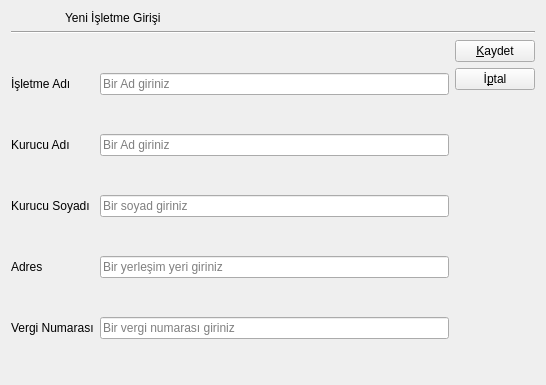
This is Formlar/VeriFormlari/isletmeverigirisformu.ui in emirkyz/OtobusBilgiSistemi as Qt 5 draws it before an edit. The edited form follows.
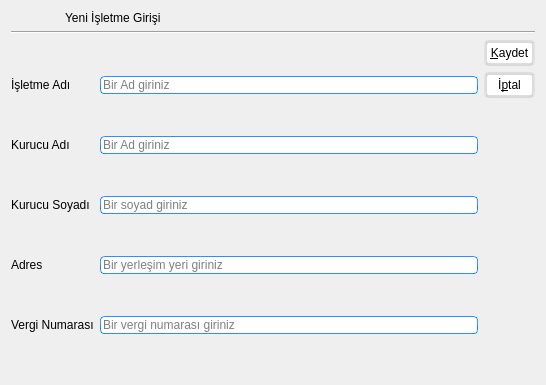
This is the edited form. Icons and pictures are not drawn.

Diff of the .ui file:
```diff
--- a/Formlar/VeriFormlari/isletmeverigirisformu.ui
+++ b/Formlar/VeriFormlari/isletmeverigirisformu.ui
@@ -46,10 +46,568 @@
 	font: 12pt &quot;Roboto&quot;;
 }
 
+QLineEdit {
+	font: 12pt &quot;Roboto&quot;;
+}
+QSpinBox {
+	font: 12pt &quot;Roboto&quot;;
+}
+
 QPlainTextEdit {
 	font: 12pt &quot;Roboto&quot;;
 }
-</string>
+QMainWindow {
+	background-color:#ececec;
+}
+QTextEdit {
+	border-width: 1px;
+	border-style: solid;
+	border-color: qlineargradient(spread:pad, x1:0.5, y1:1, x2:0.5, y2:0, stop:0 rgba(0, 113, 255, 255), stop:1 rgba(91, 171, 252, 255));
+}
+QPlainTextEdit {
+	border-width: 1px;
+	border-style: solid;
+	border-color: qlineargradient(spread:pad, x1:0.5, y1:1, x2:0.5, y2:0, stop:0 rgba(0, 113, 255, 255), stop:1 rgba(91, 171, 252, 255));
+}
+QToolButton {
+	border-style: solid;
+	border-top-color: qlineargradient(spread:pad, x1:0.5, y1:1, x2:0.5, y2:0, stop:0 rgb(215, 215, 215), stop:1 rgb(222, 222, 222));
+	border-right-color: qlineargradient(spread:pad, x1:0, y1:0.5, x2:1, y2:0.5, stop:0 rgb(217, 217, 217), stop:1 rgb(227, 227, 227));
+	border-left-color: qlineargradient(spread:pad, x1:0, y1:0.5, x2:1, y2:0.5, stop:0 rgb(227, 227, 227), stop:1 rgb(217, 217, 217));
+	border-bottom-color: qlineargradient(spread:pad, x1:0.5, y1:1, x2:0.5, y2:0, stop:0 rgb(215, 215, 215), stop:1 rgb(222, 222, 222));
+	border-width: 1px;
+	border-radius: 5px;
+	color: rgb(0,0,0);
+	padding: 2px;
+	background-color: rgb(170,170,170);
+}
+QToolButton:hover{
+	border-style: solid;
+	border-top-color: qlineargradient(spread:pad, x1:0.5, y1:1, x2:0.5, y2:0, stop:0 rgb(195, 195, 195), stop:1 rgb(222, 222, 222));
+	border-right-color: qlineargradient(spread:pad, x1:0, y1:0.5, x2:1, y2:0.5, stop:0 rgb(197, 197, 197), stop:1 rgb(227, 227, 227));
+	border-left-color: qlineargradient(spread:pad, x1:0, y1:0.5, x2:1, y2:0.5, stop:0 rgb(227, 227, 227), stop:1 rgb(197, 197, 197));
+	border-bottom-color: qlineargradient(spread:pad, x1:0.5, y1:1, x2:0.5, y2:0, stop:0 rgb(195, 195, 195), stop:1 rgb(222, 222, 222));
+	border-width: 1px;
+	border-radius: 5px;
+	color: rgb(0,0,0);
+	padding: 2px;
+	background-color: rgb(255,255,255);
+}
+QToolButton:pressed{
+	border-style: solid;
+	border-top-color: qlineargradient(spread:pad, x1:0.5, y1:1, x2:0.5, y2:0, stop:0 rgb(215, 215, 215), stop:1 rgb(222, 222, 222));
+	border-right-color: qlineargradient(spread:pad, x1:0, y1:0.5, x2:1, y2:0.5, stop:0 rgb(217, 217, 217), stop:1 rgb(227, 227, 227));
+	border-left-color: qlineargradient(spread:pad, x1:0, y1:0.5, x2:1, y2:0.5, stop:0 rgb(227, 227, 227), stop:1 rgb(217, 217, 217));
+	border-bottom-color: qlineargradient(spread:pad, x1:0.5, y1:1, x2:0.5, y2:0, stop:0 rgb(215, 215, 215), stop:1 rgb(222, 222, 222));
+	border-width: 1px;
+	border-radius: 5px;
+	color: rgb(0,0,0);
+	padding: 2px;
+	background-color: rgb(142,142,142);
+}
+QPushButton{
+	border-style: solid;
+	border-top-color: qlineargradient(spread:pad, x1:0.5, y1:1, x2:0.5, y2:0, stop:0 rgb(215, 215, 215), stop:1 rgb(222, 222, 222));
+	border-right-color: qlineargradient(spread:pad, x1:0, y1:0.5, x2:1, y2:0.5, stop:0 rgb(217, 217, 217), stop:1 rgb(227, 227, 227));
+	border-left-color: qlineargradient(spread:pad, x1:0, y1:0.5, x2:1, y2:0.5, stop:0 rgb(227, 227, 227), stop:1 rgb(217, 217, 217));
+	border-bottom-color: qlineargradient(spread:pad, x1:0.5, y1:1, x2:0.5, y2:0, stop:0 rgb(215, 215, 215), stop:1 rgb(222, 222, 222));
+	border-width: 3px;
+	border-radius: 5px;
+	color: rgb(0,0,0);
+	padding: 3px;
+	background-color: rgb(255,255,255);
+}
+QPushButton::default{
+	border-style: solid;
+	border-top-color: qlineargradient(spread:pad, x1:0.5, y1:1, x2:0.5, y2:0, stop:0 rgb(215, 215, 215), stop:1 rgb(222, 222, 222));
+	border-right-color: qlineargradient(spread:pad, x1:0, y1:0.5, x2:1, y2:0.5, stop:0 rgb(217, 217, 217), stop:1 rgb(227, 227, 227));
+	border-left-color: qlineargradient(spread:pad, x1:0, y1:0.5, x2:1, y2:0.5, stop:0 rgb(227, 227, 227), stop:1 rgb(217, 217, 217));
+	border-bottom-color: qlineargradient(spread:pad, x1:0.5, y1:1, x2:0.5, y2:0, stop:0 rgb(215, 215, 215), stop:1 rgb(222, 222, 222));
+	border-width: 3px;
+	border-radius: 5px;
+	color: rgb(0,0,0);
+	padding: 3px;
+	background-color: rgb(255,255,255);
+}
+QPushButton:hover{
+	border-style: solid;
+	border-top-color: qlineargradient(spread:pad, x1:0.5, y1:1, x2:0.5, y2:0, stop:0 rgb(195, 195, 195), stop:1 rgb(222, 222, 222));
+	border-right-color: qlineargradient(spread:pad, x1:0, y1:0.5, x2:1, y2:0.5, stop:0 rgb(197, 197, 197), stop:1 rgb(227, 227, 227));
+	border-left-color: qlineargradient(spread:pad, x1:0, y1:0.5, x2:1, y2:0.5, stop:0 rgb(227, 227, 227), stop:1 rgb(197, 197, 197));
+	border-bottom-color: qlineargradient(spread:pad, x1:0.5, y1:1, x2:0.5, y2:0, stop:0 rgb(195, 195, 195), stop:1 rgb(222, 222, 222));
+	border-width: 1px;
+	border-radius: 5px;
+	color: rgb(0,0,0);
+	padding: 2px;
+	background-color: rgb(255,255,255);
+}
+QPushButton:pressed{
+	border-style: solid;
+	border-top-color: qlineargradient(spread:pad, x1:0.5, y1:1, x2:0.5, y2:0, stop:0 rgb(215, 215, 215), stop:1 rgb(222, 222, 222));
+	border-right-color: qlineargradient(spread:pad, x1:0, y1:0.5, x2:1, y2:0.5, stop:0 rgb(217, 217, 217), stop:1 rgb(227, 227, 227));
+	border-left-color: qlineargradient(spread:pad, x1:0, y1:0.5, x2:1, y2:0.5, stop:0 rgb(227, 227, 227), stop:1 rgb(217, 217, 217));
+	border-bottom-color: qlineargradient(spread:pad, x1:0.5, y1:1, x2:0.5, y2:0, stop:0 rgb(215, 215, 215), stop:1 rgb(222, 222, 222));
+	border-width: 1px;
+	border-radius: 5px;
+	color: rgb(0,0,0);
+	padding: 2px;
+	background-color: rgb(142,142,142);
+}
+QPushButton:disabled{
+	border-style: solid;
+	border-top-color: qlineargradient(spread:pad, x1:0.5, y1:1, x2:0.5, y2:0, stop:0 rgb(215, 215, 215), stop:1 rgb(222, 222, 222));
+	border-right-color: qlineargradient(spread:pad, x1:0, y1:0.5, x2:1, y2:0.5, stop:0 rgb(217, 217, 217), stop:1 rgb(227, 227, 227));
+	border-left-color: qlineargradient(spread:pad, x1:0, y1:0.5, x2:1, y2:0.5, stop:0 rgb(227, 227, 227), stop:1 rgb(217, 217, 217));
+	border-bottom-color: qlineargradient(spread:pad, x1:0.5, y1:1, x2:0.5, y2:0, stop:0 rgb(215, 215, 215), stop:1 rgb(222, 222, 222));
+	border-width: 1px;
+	border-radius: 5px;
+	color: #808086;
+	padding: 2px;
+	background-color: rgb(142,142,142);
+}
+QLineEdit {
+	border-width: 1px; border-radius: 4px;
+	border-style: solid;
+	border-color: qlineargradient(spread:pad, x1:0.5, y1:1, x2:0.5, y2:0, stop:0 rgba(0, 113, 255, 255), stop:1 rgba(91, 171, 252, 255));
+}
+QLabel {
+	color: #000000;
+}
+QLCDNumber {
+	color: rgb(0, 113, 255, 255);
+}
+QProgressBar {
+	text-align: center;
+	color: rgb(240, 240, 240);
+	border-width: 1px; 
+	border-radius: 10px;
+	border-color: rgb(230, 230, 230);
+	
+	background-color:rgb(207,207,207);
+}
+QProgressBar::chunk {
+	background-color: qlineargradient(spread:pad, x1:0.5, y1:1, x2:0.5, y2:0, stop:0 rgba(49, 147, 250, 255), stop:1 rgba(34, 142, 255, 255));
+	border-radius: 10px;
+}
+QMenuBar {
+	background-color: qlineargradient(spread:pad, x1:0.5, y1:1, x2:0.5, y2:0, stop:0 rgba(207, 209, 207, 255), stop:1 rgba(230, 229, 230, 255));
+}
+QMenuBar::item {
+	color: #000000;
+  	spacing: 3px;
+  	padding: 1px 4px;
+	
+}
+
+QMenuBar::item:selected {
+  	background-color: qlineargradient(spread:pad, x1:0.5, y1:1, x2:0.5, y2:0, stop:0 rgba(0, 113, 255, 255), stop:1 rgba(91, 171, 252, 255));
+	color: #FFFFFF;
+}
+QMenu::item:selected {
+	border-style: solid;
+	border-top-color: transparent;
+	border-right-color: transparent;
+	border-left-color: qlineargradient(spread:pad, x1:0.5, y1:1, x2:0.5, y2:0, stop:0 rgba(0, 113, 255, 255), stop:1 rgba(91, 171, 252, 255));
+	border-bottom-color: transparent;
+	border-left-width: 2px;
+	color: #000000;
+	padding-left:15px;
+	padding-top:4px;
+	padding-bottom:4px;
+	padding-right:7px;
+}
+QMenu::item {
+	border-style: solid;
+	border-top-color: transparent;
+	border-right-color: transparent;
+	border-left-color: transparent;
+	border-bottom-color: transparent;
+	border-bottom-width: 1px;
+	color: #000000;
+	padding-left:17px;
+	padding-top:4px;
+	padding-bottom:4px;
+	padding-right:7px;
+}
+QTabWidget {
+	color:rgb(0,0,0);
+	background-color:#000000;
+}
+QTabWidget::pane {
+		border-color: rgb(223,223,223);
+		background-color:rgb(226,226,226);
+		border-style: solid;
+		border-width: 2px;
+    	border-radius: 6px;
+}
+QTabBar::tab:first {
+	border-style: solid;
+	border-left-width:1px;
+	border-right-width:0px;
+	border-top-width:1px;
+	border-bottom-width:1px;
+	border-top-color: rgb(209,209,209);
+	border-left-color: qlineargradient(spread:pad, x1:0.5, y1:1, x2:0.5, y2:0, stop:0 rgba(209, 209, 209, 209), stop:1 rgba(229, 229, 229, 229));
+	border-bottom-color: rgb(229,229,229);
+	border-top-left-radius: 4px;
+	border-bottom-left-radius: 4px;
+	color: #000000;
+	padding: 3px;
+	margin-left:0px;
+	background-color: qlineargradient(spread:pad, x1:0.5, y1:1, x2:0.5, y2:0, stop:0 rgba(247, 247, 247, 255), stop:1 rgba(255, 255, 255, 255));
+}
+QTabBar::tab:last {
+	border-style: solid;
+	border-width:1px;
+	border-top-color: rgb(209,209,209);
+	border-left-color: qlineargradient(spread:pad, x1:0.5, y1:1, x2:0.5, y2:0, stop:0 rgba(209, 209, 209, 209), stop:1 rgba(229, 229, 229, 229));
+	border-right-color: qlineargradient(spread:pad, x1:0.5, y1:1, x2:0.5, y2:0, stop:0 rgba(209, 209, 209, 209), stop:1 rgba(229, 229, 229, 229));
+	border-bottom-color: rgb(229,229,229);
+	border-top-right-radius: 4px;
+	border-bottom-right-radius: 4px;
+	color: #000000;
+	padding: 3px;
+	margin-left:0px;
+	background-color: qlineargradient(spread:pad, x1:0.5, y1:1, x2:0.5, y2:0, stop:0 rgba(247, 247, 247, 255), stop:1 rgba(255, 255, 255, 255));
+}
+QTabBar::tab {
+	border-style: solid;
+	border-top-width:1px;
+	border-bottom-width:1px;
+	border-left-width:1px;
+	border-top-color: rgb(209,209,209);
+	border-left-color: qlineargradient(spread:pad, x1:0.5, y1:1, x2:0.5, y2:0, stop:0 rgba(209, 209, 209, 209), stop:1 rgba(229, 229, 229, 229));
+	border-bottom-color: rgb(229,229,229);
+	color: #000000;
+	padding: 3px;
+	margin-left:0px;
+	background-color: qlineargradient(spread:pad, x1:0.5, y1:1, x2:0.5, y2:0, stop:0 rgba(247, 247, 247, 255), stop:1 rgba(255, 255, 255, 255));
+}
+QTabBar::tab:selected, QTabBar::tab:last:selected, QTabBar::tab:hover {
+  	border-style: solid;
+  	border-left-width:1px;
+	border-right-color: transparent;
+	border-top-color: rgb(209,209,209);
+	border-left-color: qlineargradient(spread:pad, x1:0.5, y1:1, x2:0.5, y2:0, stop:0 rgba(209, 209, 209, 209), stop:1 rgba(229, 229, 229, 229));
+	border-bottom-color: rgb(229,229,229);
+	color: #FFFFFF;
+	padding: 3px;
+	margin-left:0px;
+	background-color: qlineargradient(spread:pad, x1:0.5, y1:1, x2:0.5, y2:0, stop:0 rgba(0, 113, 255, 255), stop:1 rgba(91, 171, 252, 255));
+}
+
+QTabBar::tab:selected, QTabBar::tab:first:selected, QTabBar::tab:hover {
+  	border-style: solid;
+  	border-left-width:1px;
+  	border-bottom-width:1px;
+  	border-top-width:1px;
+	border-right-color: transparent;
+	border-top-color: rgb(209,209,209);
+	border-left-color: qlineargradient(spread:pad, x1:0.5, y1:1, x2:0.5, y2:0, stop:0 rgba(209, 209, 209, 209), stop:1 rgba(229, 229, 229, 229));
+	border-bottom-color: rgb(229,229,229);
+	color: #FFFFFF;
+	padding: 3px;
+	margin-left:0px;
+	background-color: qlineargradient(spread:pad, x1:0.5, y1:1, x2:0.5, y2:0, stop:0 rgba(0, 113, 255, 255), stop:1 rgba(91, 171, 252, 255));
+}
+
+QCheckBox {
+	color: #000000;
+	padding: 2px;
+}
+QCheckBox:disabled {
+	color: #808086;
+	padding: 2px;
+}
+
+QCheckBox:hover {
+	border-radius:4px;
+	border-style:solid;
+	padding-left: 1px;
+	padding-right: 1px;
+	padding-bottom: 1px;
+	padding-top: 1px;
+	border-width:1px;
+	border-color: transparent;
+}
+QCheckBox::indicator:checked {
+
+	height: 10px;
+	width: 10px;
+	border-style:solid;
+	border-width: 1px;
+	border-color: qlineargradient(spread:pad, x1:0.5, y1:1, x2:0.5, y2:0, stop:0 rgba(0, 113, 255, 255), stop:1 rgba(91, 171, 252, 255));
+	color: #000000;
+	background-color: qlineargradient(spread:pad, x1:0.5, y1:1, x2:0.5, y2:0, stop:0 rgba(0, 113, 255, 255), stop:1 rgba(91, 171, 252, 255));
+}
+QCheckBox::indicator:unchecked {
+
+	height: 10px;
+	width: 10px;
+	border-style:solid;
+	border-width: 1px;
+	border-color: qlineargradient(spread:pad, x1:0.5, y1:1, x2:0.5, y2:0, stop:0 rgba(0, 113, 255, 255), stop:1 rgba(91, 171, 252, 255));
+	color: #000000;
+}
+QRadioButton {
+	color: 000000;
+	padding: 1px;
+}
+QRadioButton::indicator:checked {
+	height: 10px;
+	width: 10px;
+	border-style:solid;
+	border-radius:5px;
+	border-width: 1px;
+	border-color: qlineargradient(spread:pad, x1:0.5, y1:1, x2:0.5, y2:0, stop:0 rgba(0, 113, 255, 255), stop:1 rgba(91, 171, 252, 255));
+	color: #a9b7c6;
+	background-color: qlineargradient(spread:pad, x1:0.5, y1:1, x2:0.5, y2:0, stop:0 rgba(0, 113, 255, 255), stop:1 rgba(91, 171, 252, 255));
+}
+QRadioButton::indicator:!checked {
+	height: 10px;
+	width: 10px;
+	border-style:solid;
+	border-radius:5px;
+	border-width: 1px;
+	border-color: qlineargradient(spread:pad, x1:0.5, y1:1, x2:0.5, y2:0, stop:0 rgba(0, 113, 255, 255), stop:1 rgba(91, 171, 252, 255));
+	color: #a9b7c6;
+	background-color: transparent;
+}
+QStatusBar {
+	color:#027f7f;
+}
+QSpinBox {
+	border-style: solid;
+	border-width: 1px;
+	border-color: qlineargradient(spread:pad, x1:0.5, y1:1, x2:0.5, y2:0, stop:0 rgba(0, 113, 255, 255), stop:1 rgba(91, 171, 252, 255));
+}
+QDoubleSpinBox {
+	border-style: solid;
+	border-width: 1px;
+	border-color: qlineargradient(spread:pad, x1:0.5, y1:1, x2:0.5, y2:0, stop:0 rgba(0, 113, 255, 255), stop:1 rgba(91, 171, 252, 255));
+}
+QTimeEdit {
+	border-style: solid;
+	border-width: 1px;
+	border-color: qlineargradient(spread:pad, x1:0.5, y1:1, x2:0.5, y2:0, stop:0 rgba(0, 113, 255, 255), stop:1 rgba(91, 171, 252, 255));
+}
+QDateTimeEdit {
+	border-style: solid;
+	border-width: 1px;
+	border-color: qlineargradient(spread:pad, x1:0.5, y1:1, x2:0.5, y2:0, stop:0 rgba(0, 113, 255, 255), stop:1 rgba(91, 171, 252, 255));
+}
+QDateEdit {
+	border-style: solid;
+	border-width: 1px;
+	border-color: qlineargradient(spread:pad, x1:0.5, y1:1, x2:0.5, y2:0, stop:0 rgba(0, 113, 255, 255), stop:1 rgba(91, 171, 252, 255));
+}
+
+QToolBox {
+	color: #a9b7c6;
+	background-color:#000000;
+}
+QToolBox::tab {
+	color: #a9b7c6;
+	background-color:#000000;
+}
+QToolBox::tab:selected {
+	color: #FFFFFF;
+	background-color:#000000;
+}
+QScrollArea {
+	color: #FFFFFF;
+	background-color:#000000;
+}
+QSlider::groove:horizontal {
+	height: 5px;
+	background-color: qlineargradient(spread:pad, x1:0.5, y1:1, x2:0.5, y2:0, stop:0 rgba(49, 147, 250, 255), stop:1 rgba(34, 142, 255, 255));
+}
+QSlider::groove:vertical {
+	width: 5px;
+	background-color: qlineargradient(spread:pad, x1:0.5, y1:1, x2:0.5, y2:0, stop:0 rgba(49, 147, 250, 255), stop:1 rgba(34, 142, 255, 255));
+}
+QSlider::handle:horizontal {
+	background: rgb(253,253,253);
+	border-style: solid;
+	border-width: 1px;
+	border-color: rgb(207,207,207);
+	width: 12px;
+	margin: -5px 0;
+	border-radius: 7px;
+}
+QSlider::handle:vertical {
+	background: rgb(253,253,253);
+	border-style: solid;
+	border-width: 1px;
+	border-color: rgb(207,207,207);
+	height: 12px;
+	margin: 0 -5px;
+	border-radius: 7px;
+}
+QSlider::add-page:horizontal {
+    background: rgb(181,181,181);
+}
+QSlider::add-page:vertical {
+    background: rgb(181,181,181);
+}
+QSlider::sub-page:horizontal {
+    background-color: qlineargradient(spread:pad, x1:0.5, y1:1, x2:0.5, y2:0, stop:0 rgba(49, 147, 250, 255), stop:1 rgba(34, 142, 255, 255));
+}
+QSlider::sub-page:vertical {
+    background-color: qlineargradient(spread:pad, y1:0.5, x1:1, y2:0.5, x2:0, stop:0 rgba(49, 147, 250, 255), stop:1 rgba(34, 142, 255, 255));
+}
+QScrollBar:horizontal {
+	max-height: 20px;
+	border: 1px transparent grey;
+	margin: 0px 20px 0px 20px;
+}
+QScrollBar:vertical {
+	max-width: 20px;
+	border: 1px transparent grey;
+	margin: 20px 0px 20px 0px;
+}
+QScrollBar::handle:horizontal {
+	background: rgb(253,253,253);
+	border-style: solid;
+	border-width: 1px;
+	border-color: rgb(207,207,207);
+	border-radius: 7px;
+	min-width: 25px;
+}
+QScrollBar::handle:horizontal:hover {
+	background: rgb(253,253,253);
+	border-style: solid;
+	border-width: 1px;
+	border-color: rgb(147, 200, 200);
+	border-radius: 7px;
+	min-width: 25px;
+}
+QScrollBar::handle:vertical {
+	background: rgb(253,253,253);
+	border-style: solid;
+	border-width: 1px;
+	border-color: rgb(207,207,207);
+	border-radius: 7px;
+	min-height: 25px;
+}
+QScrollBar::handle:vertical:hover {
+	background: rgb(253,253,253);
+	border-style: solid;
+	border-width: 1px;
+	border-color: rgb(147, 200, 200);
+	border-radius: 7px;
+	min-height: 25px;
+}
+QScrollBar::add-line:horizontal {
+   border: 2px transparent grey;
+   border-top-right-radius: 7px;
+   border-bottom-right-radius: 7px;
+   background: rgba(34, 142, 255, 255);
+   width: 20px;
+   subcontrol-position: right;
+   subcontrol-origin: margin;
+}
+QScrollBar::add-line:horizontal:pressed {
+   border: 2px transparent grey;
+   border-top-right-radius: 7px;
+   border-bottom-right-radius: 7px;
+   background: rgb(181,181,181);
+   width: 20px;
+   subcontrol-position: right;
+   subcontrol-origin: margin;
+}
+QScrollBar::add-line:vertical {
+   border: 2px transparent grey;
+   border-bottom-left-radius: 7px;
+   border-bottom-right-radius: 7px;
+   background: rgba(34, 142, 255, 255);
+   height: 20px;
+   subcontrol-position: bottom;
+   subcontrol-origin: margin;
+}
+QScrollBar::add-line:vertical:pressed {
+   border: 2px transparent grey;
+   border-bottom-left-radius: 7px;
+   border-bottom-right-radius: 7px;
+   background: rgb(181,181,181);
+   height: 20px;
+   subcontrol-position: bottom;
+   subcontrol-origin: margin;
+}
+QScrollBar::sub-line:horizontal {
+   border: 2px transparent grey;
+   border-top-left-radius: 7px;
+   border-bottom-left-radius: 7px;
+   background: rgba(34, 142, 255, 255);
+   width: 20px;
+   subcontrol-position: left;
+   subcontrol-origin: margin;
+}
+QScrollBar::sub-line:horizontal:pressed {
+   border: 2px transparent grey;
+   border-top-left-radius: 7px;
+   border-bottom-left-radius: 7px;
+   background: rgb(181,181,181);
+   width: 20px;
+   subcontrol-position: left;
+   subcontrol-origin: margin;
+}
+QScrollBar::sub-line:vertical {
+   border: 2px transparent grey;
+   border-top-left-radius: 7px;
+   border-top-right-radius: 7px;
+   background: rgba(34, 142, 255, 255);
+   height: 20px;
+   subcontrol-position: top;
+   subcontrol-origin: margin;
+}
+QScrollBar::sub-line:vertical:pressed {
+   border: 2px transparent grey;
+   border-top-left-radius: 7px;
+   border-top-right-radius: 7px;
+   background: rgb(181,181,181);
+   height: 20px;
+   subcontrol-position: top;
+   subcontrol-origin: margin;
+}
+QScrollBar::left-arrow:horizontal {
+   border: 1px transparent grey;
+   border-top-left-radius: 3px;
+   border-bottom-left-radius: 3px;
+   width: 6px;
+   height: 6px;
+   background: white;
+}
+QScrollBar::right-arrow:horizontal {
+   border: 1px transparent grey;
+   border-top-right-radius: 3px;
+   border-bottom-right-radius: 3px;
+   width: 6px;
+   height: 6px;
+   background: white;
+}
+QScrollBar::up-arrow:vertical {
+   border: 1px transparent grey;
+   border-top-left-radius: 3px;
+   border-top-right-radius: 3px;
+   width: 6px;
+   height: 6px;
+   background: white;
+}
+QScrollBar::down-arrow:vertical {
+   border: 1px transparent grey;
+   border-bottom-left-radius: 3px;
+   border-bottom-right-radius: 3px;
+   width: 6px;
+   height: 6px;
+   background: white;
+}
+QScrollBar::add-page:horizontal, QScrollBar::sub-page:horizontal {
+   background: none;
+}
+QScrollBar::add-page:vertical, QScrollBar::sub-page:vertical {
+   background: none;
+}</string>
   </property>
   <layout class="QGridLayout" name="gridLayout_3">
    <item row="0" column="0">
```
